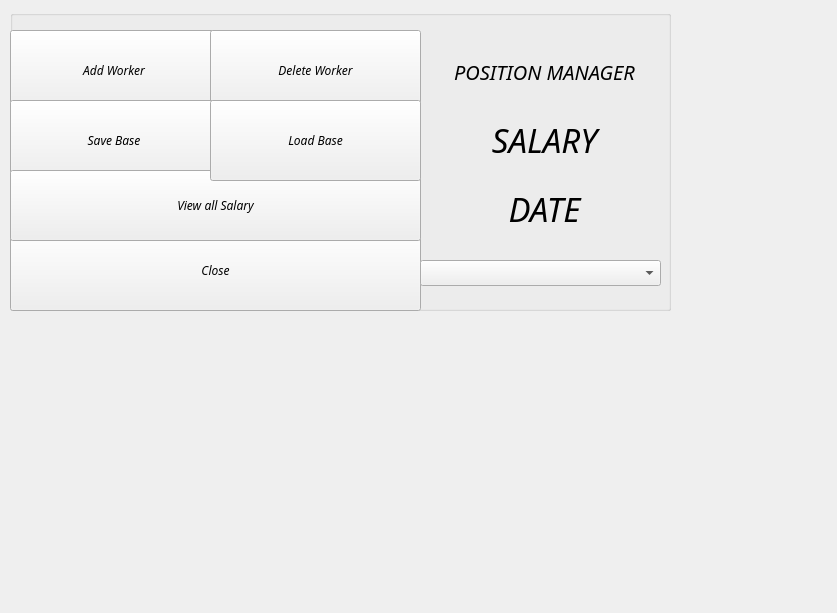
Old version of the form kk/formadmin.ui in the repository RS-Radist/ControlWorkerCompany.
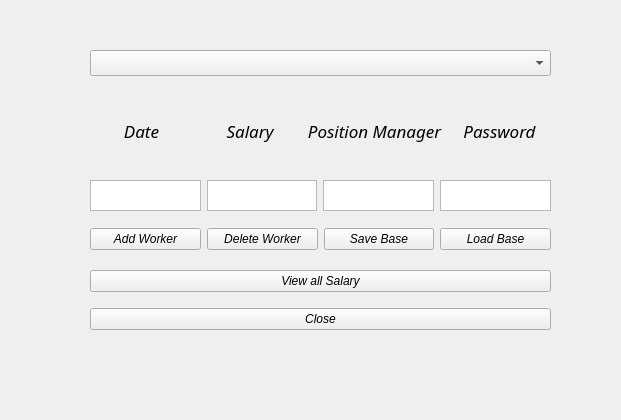
New version of the form.

Diff of the .ui file:
```diff
--- a/kk/formadmin.ui
+++ b/kk/formadmin.ui
@@ -6,8 +6,8 @@
    <rect>
     <x>0</x>
     <y>0</y>
-    <width>837</width>
-    <height>613</height>
+    <width>621</width>
+    <height>420</height>
    </rect>
   </property>
   <property name="font">
@@ -18,193 +18,248 @@
   <property name="windowTitle">
    <string>Form</string>
   </property>
-  <widget class="QGroupBox" name="groupBox">
+  <widget class="QComboBox" name="comboBox">
    <property name="geometry">
     <rect>
-     <x>10</x>
-     <y>10</y>
-     <width>661</width>
-     <height>301</height>
+     <x>90</x>
+     <y>50</y>
+     <width>461</width>
+     <height>26</height>
     </rect>
    </property>
-   <property name="font">
-    <font>
-     <family>.PingFang TC</family>
-    </font>
+   <property name="toolTip">
+    <string>List Worker</string>
    </property>
-   <property name="title">
-    <string/>
+  </widget>
+  <widget class="QWidget" name="horizontalLayoutWidget">
+   <property name="geometry">
+    <rect>
+     <x>90</x>
+     <y>100</y>
+     <width>461</width>
+     <height>61</height>
+    </rect>
    </property>
-   <widget class="QPushButton" name="but_addWorker">
-    <property name="geometry">
-     <rect>
-      <x>0</x>
-      <y>20</y>
-      <width>208</width>
-      <height>81</height>
-     </rect>
-    </property>
-    <property name="text">
-     <string>Add Worker</string>
-    </property>
-   </widget>
-   <widget class="QPushButton" name="pushButton_close">
-    <property name="geometry">
-     <rect>
-      <x>0</x>
-      <y>220</y>
-      <width>411</width>
-      <height>81</height>
-     </rect>
-    </property>
-    <property name="text">
-     <string>Close</string>
-    </property>
-   </widget>
-   <widget class="QPushButton" name="pushButton_DelWorker">
-    <property name="geometry">
-     <rect>
-      <x>200</x>
-      <y>20</y>
-      <width>211</width>
-      <height>81</height>
-     </rect>
-    </property>
-    <property name="text">
-     <string>Delete Worker</string>
-    </property>
-   </widget>
-   <widget class="QPushButton" name="pushButton_SaveBase">
-    <property name="geometry">
-     <rect>
-      <x>0</x>
-      <y>90</y>
-      <width>208</width>
-      <height>81</height>
-     </rect>
-    </property>
-    <property name="text">
-     <string>Save Base</string>
-    </property>
-   </widget>
-   <widget class="QPushButton" name="pushButton_wievAllSalary">
-    <property name="geometry">
-     <rect>
-      <x>0</x>
-      <y>160</y>
-      <width>411</width>
-      <height>71</height>
-     </rect>
-    </property>
-    <property name="text">
-     <string>View all Salary</string>
-    </property>
-   </widget>
-   <widget class="QPushButton" name="pushButton_LoadBase">
-    <property name="geometry">
-     <rect>
-      <x>200</x>
-      <y>90</y>
-      <width>211</width>
-      <height>81</height>
-     </rect>
-    </property>
-    <property name="text">
-     <string>Load Base</string>
-    </property>
-   </widget>
-   <widget class="QComboBox" name="comboBox">
-    <property name="geometry">
-     <rect>
-      <x>410</x>
-      <y>250</y>
-      <width>241</width>
-      <height>26</height>
-     </rect>
-    </property>
-   </widget>
-   <widget class="QWidget" name="layoutWidget">
-    <property name="geometry">
-     <rect>
-      <x>410</x>
-      <y>30</y>
-      <width>249</width>
-      <height>200</height>
-     </rect>
-    </property>
-    <layout class="QGridLayout" name="gridLayout">
-     <item row="2" column="0">
-      <widget class="QLabel" name="label_3">
-       <property name="font">
-        <font>
-         <family>.Al Bayan PUA</family>
-         <pointsize>25</pointsize>
-        </font>
-       </property>
-       <property name="text">
-        <string>DATE</string>
-       </property>
-       <property name="alignment">
-        <set>Qt::AlignCenter</set>
-       </property>
-      </widget>
-     </item>
-     <item row="0" column="0">
-      <widget class="QLabel" name="label_2">
-       <property name="sizePolicy">
-        <sizepolicy hsizetype="Preferred" vsizetype="Preferred">
-         <horstretch>0</horstretch>
-         <verstretch>0</verstretch>
-        </sizepolicy>
-       </property>
-       <property name="minimumSize">
-        <size>
-         <width>0</width>
-         <height>0</height>
-        </size>
-       </property>
-       <property name="font">
-        <font>
-         <family>.Al Bayan PUA</family>
-         <pointsize>15</pointsize>
-         <weight>50</weight>
-         <bold>false</bold>
-        </font>
-       </property>
-       <property name="statusTip">
-        <string/>
-       </property>
-       <property name="layoutDirection">
-        <enum>Qt::LeftToRight</enum>
-       </property>
-       <property name="text">
-        <string>POSITION MANAGER</string>
-       </property>
-       <property name="alignment">
-        <set>Qt::AlignCenter</set>
-       </property>
-      </widget>
-     </item>
-     <item row="1" column="0">
-      <widget class="QLabel" name="label">
-       <property name="font">
-        <font>
-         <family>.Al Bayan PUA</family>
-         <pointsize>25</pointsize>
-         <weight>50</weight>
-         <bold>false</bold>
-        </font>
-       </property>
-       <property name="text">
-        <string>SALARY</string>
-       </property>
-       <property name="alignment">
-        <set>Qt::AlignCenter</set>
-       </property>
-      </widget>
-     </item>
-    </layout>
-   </widget>
+   <layout class="QHBoxLayout" name="horizontalLayout">
+    <item>
+     <widget class="QLabel" name="label_3">
+      <property name="font">
+       <font>
+        <family>.Al Bayan PUA</family>
+        <pointsize>13</pointsize>
+        <italic>true</italic>
+       </font>
+      </property>
+      <property name="text">
+       <string>Date</string>
+      </property>
+      <property name="alignment">
+       <set>Qt::AlignCenter</set>
+      </property>
+     </widget>
+    </item>
+    <item>
+     <widget class="QLabel" name="label">
+      <property name="font">
+       <font>
+        <family>.Al Bayan PUA</family>
+        <pointsize>13</pointsize>
+        <weight>50</weight>
+        <italic>true</italic>
+        <bold>false</bold>
+       </font>
+      </property>
+      <property name="inputMethodHints">
+       <set>Qt::ImhNone</set>
+      </property>
+      <property name="text">
+       <string>Salary</string>
+      </property>
+      <property name="alignment">
+       <set>Qt::AlignCenter</set>
+      </property>
+     </widget>
+    </item>
+    <item>
+     <widget class="QLabel" name="label_2">
+      <property name="sizePolicy">
+       <sizepolicy hsizetype="Preferred" vsizetype="Preferred">
+        <horstretch>0</horstretch>
+        <verstretch>0</verstretch>
+       </sizepolicy>
+      </property>
+      <property name="minimumSize">
+       <size>
+        <width>0</width>
+        <height>0</height>
+       </size>
+      </property>
+      <property name="font">
+       <font>
+        <family>.Al Bayan PUA</family>
+        <pointsize>13</pointsize>
+        <weight>50</weight>
+        <italic>true</italic>
+        <bold>false</bold>
+       </font>
+      </property>
+      <property name="statusTip">
+       <string/>
+      </property>
+      <property name="layoutDirection">
+       <enum>Qt::LeftToRight</enum>
+      </property>
+      <property name="text">
+       <string>Position Manager</string>
+      </property>
+      <property name="alignment">
+       <set>Qt::AlignCenter</set>
+      </property>
+     </widget>
+    </item>
+    <item>
+     <widget class="QLabel" name="label_4">
+      <property name="sizePolicy">
+       <sizepolicy hsizetype="Preferred" vsizetype="Preferred">
+        <horstretch>0</horstretch>
+        <verstretch>0</verstretch>
+       </sizepolicy>
+      </property>
+      <property name="minimumSize">
+       <size>
+        <width>0</width>
+        <height>0</height>
+       </size>
+      </property>
+      <property name="font">
+       <font>
+        <family>.Al Bayan PUA</family>
+        <pointsize>13</pointsize>
+        <weight>50</weight>
+        <italic>true</italic>
+        <bold>false</bold>
+       </font>
+      </property>
+      <property name="statusTip">
+       <string/>
+      </property>
+      <property name="layoutDirection">
+       <enum>Qt::LeftToRight</enum>
+      </property>
+      <property name="text">
+       <string>Password</string>
+      </property>
+      <property name="alignment">
+       <set>Qt::AlignCenter</set>
+      </property>
+     </widget>
+    </item>
+   </layout>
+  </widget>
+  <widget class="QWidget" name="horizontalLayoutWidget_2">
+   <property name="geometry">
+    <rect>
+     <x>90</x>
+     <y>180</y>
+     <width>461</width>
+     <height>31</height>
+    </rect>
+   </property>
+   <layout class="QHBoxLayout" name="horizontalLayout_2">
+    <item>
+     <widget class="QTextBrowser" name="textBrowser_date"/>
+    </item>
+    <item>
+     <widget class="QTextBrowser" name="textBrowser_salary"/>
+    </item>
+    <item>
+     <widget class="QTextBrowser" name="textBrowser_positionManager"/>
+    </item>
+    <item>
+     <widget class="QTextBrowser" name="textBrowser_Pas"/>
+    </item>
+   </layout>
+  </widget>
+  <widget class="QWidget" name="horizontalLayoutWidget_3">
+   <property name="geometry">
+    <rect>
+     <x>90</x>
+     <y>219</y>
+     <width>461</width>
+     <height>41</height>
+    </rect>
+   </property>
+   <layout class="QHBoxLayout" name="horizontalLayout_3">
+    <item>
+     <widget class="QPushButton" name="but_addWorker">
+      <property name="toolTip">
+       <string>Add</string>
+      </property>
+      <property name="text">
+       <string>Add Worker</string>
+      </property>
+     </widget>
+    </item>
+    <item>
+     <widget class="QPushButton" name="pushButton_DelWorker">
+      <property name="toolTip">
+       <string>Delete</string>
+      </property>
+      <property name="text">
+       <string>Delete Worker</string>
+      </property>
+     </widget>
+    </item>
+    <item>
+     <widget class="QPushButton" name="pushButton_SaveBase">
+      <property name="toolTip">
+       <string>Save Base</string>
+      </property>
+      <property name="text">
+       <string>Save Base</string>
+      </property>
+     </widget>
+    </item>
+    <item>
+     <widget class="QPushButton" name="pushButton_LoadBase">
+      <property name="toolTip">
+       <string>Load Base</string>
+      </property>
+      <property name="text">
+       <string>Load Base</string>
+      </property>
+     </widget>
+    </item>
+   </layout>
+  </widget>
+  <widget class="QWidget" name="verticalLayoutWidget">
+   <property name="geometry">
+    <rect>
+     <x>90</x>
+     <y>260</y>
+     <width>461</width>
+     <height>80</height>
+    </rect>
+   </property>
+   <layout class="QVBoxLayout" name="verticalLayout">
+    <item>
+     <widget class="QPushButton" name="pushButton_wievAllSalary">
+      <property name="toolTip">
+       <string>Wiew All Salary</string>
+      </property>
+      <property name="text">
+       <string>View all Salary</string>
+      </property>
+     </widget>
+    </item>
+    <item>
+     <widget class="QPushButton" name="pushButton_close">
+      <property name="text">
+       <string>Close</string>
+      </property>
+     </widget>
+    </item>
+   </layout>
   </widget>
  </widget>
  <resources/>
```
